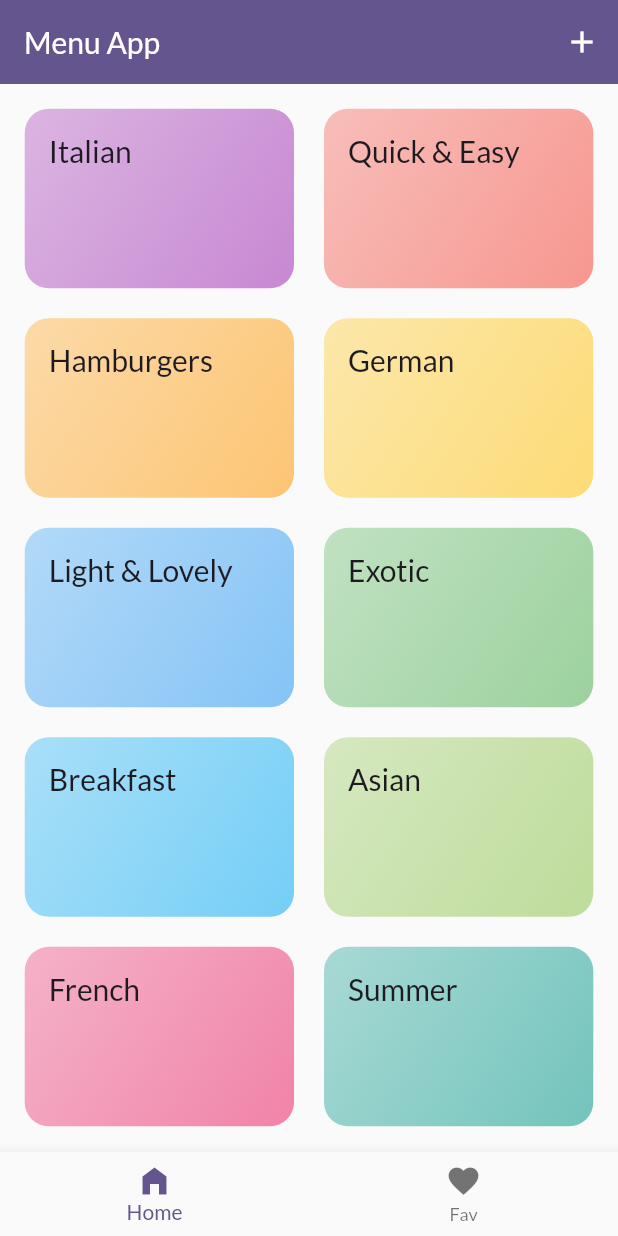
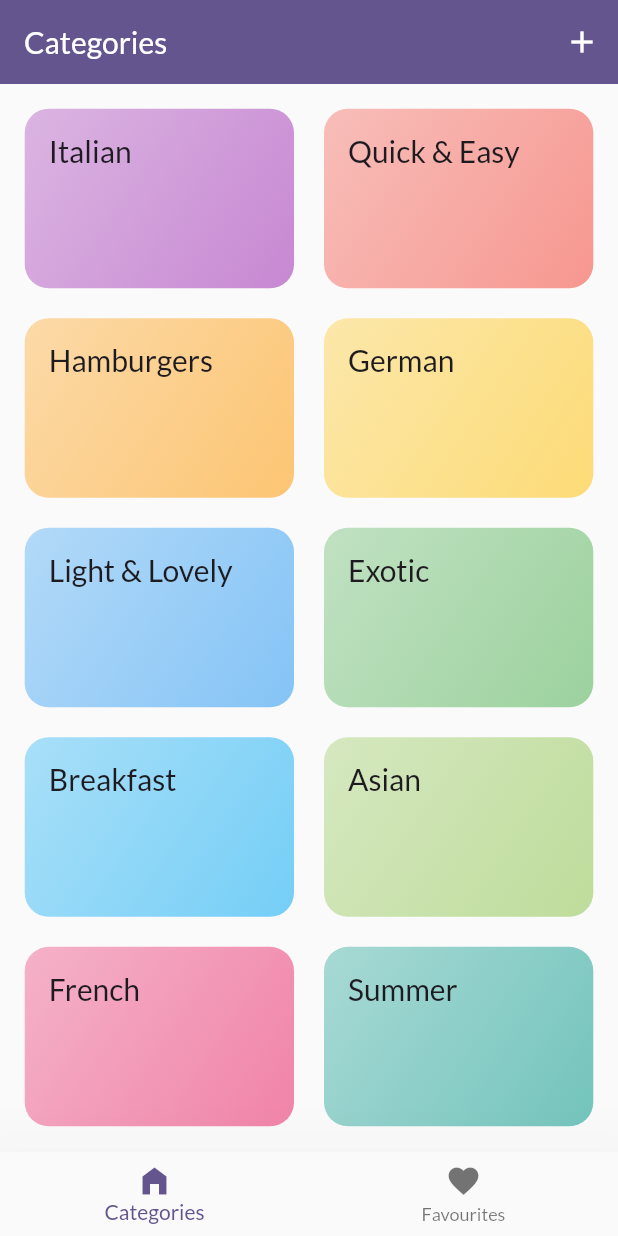
Before and after one commit to KaterinaOsipenko/Menu-app, a Flutter app: the screen it shows after launch, on a phone screen of 412 x 824 dp. Run offline on Flutter 3.47's test engine with Material 2 defaults, Android fonts, the phone set to English and light mode, and no system bars; our stand-ins replace flutter_colorpicker, google_fonts, transparent_image; missing offline and left inert: colornames.

```diff
--- a/lib/main.dart
+++ b/lib/main.dart
@@ -1,5 +1,6 @@
 import 'package:flutter/material.dart';
 import 'package:google_fonts/google_fonts.dart';
+import 'package:menu_app/screens/tab_screen.dart';
 import 'screens/home/categories.dart';
 
 final kColorScheme = ColorScheme.fromSeed(
@@ -36,7 +37,7 @@ class MyApp extends StatelessWidget {
       theme: theme,
       darkTheme: darkTheme,
       themeMode: ThemeMode.system,
-      home: const CategoriesScreen(),
+      home: const TabScreen(),
     );
   }
 }
--- a/lib/screens/home/categories.dart
+++ b/lib/screens/home/categories.dart
@@ -4,6 +4,7 @@ import 'package:flutter/material.dart';
 import 'package:menu_app/data/dummy_data.dart';
 import 'package:menu_app/models/category.dart';
 import 'package:menu_app/screens/home/new_category.dart';
+import 'package:menu_app/utils/constants.dart';
 import 'package:menu_app/widgets/home/category_view.dart';
 
 class CategoriesScreen extends StatefulWidget {
@@ -39,54 +40,21 @@ class _CategoriesScreenState extends State<CategoriesScreen> {
     );
   }
 
-  PreferredSizeWidget _buildIOSAppbar() {
-    return CupertinoNavigationBar(
-      leading: const Text("Menu App"),
-      trailing: IconButton(
-          onPressed: _openAddNewCategory, icon: const Icon(Icons.add_outlined)),
-    );
-  }
-
-  PreferredSizeWidget _buildAndriodAppBar() {
-    return AppBar(
+  @override
+  Widget build(BuildContext context) {
+    return Scaffold(
+      appBar: AppBar(
         backgroundColor: Theme.of(context).colorScheme.primary,
         foregroundColor: Theme.of(context).colorScheme.onPrimary,
         elevation: 0,
-      title: const Text("Menu App"),
+        title: const Text(categoriesPageTitle),
         actions: [
           IconButton(
             onPressed: _openAddNewCategory,
             icon: const Icon(Icons.add_outlined),
           ),
         ],
-    );
-  }
-
-  Widget _buildAngroodBootomBar() {
-    return BottomNavigationBar(items: const [
-      BottomNavigationBarItem(
-        icon: Icon(Icons.home_filled),
-        label: 'Home',
       ),
-      BottomNavigationBarItem(
-        icon: Icon(Icons.favorite),
-        label: 'Fav',
-      ),
-    ]);
-  }
-
-  @override
-  Widget build(BuildContext context) {
-    final appBar =
-        Platform.isAndroid ? _buildAndriodAppBar() : _buildIOSAppbar();
-    final mediaQuery = MediaQuery.of(context);
-    final contentHeight = (mediaQuery.size.height -
-        appBar.preferredSize.height -
-        mediaQuery.padding.top);
-
-    return Scaffold(
-      appBar: appBar,
-      bottomNavigationBar: _buildAngroodBootomBar(),
       body: SafeArea(
         child: CategoryViewWidget(
           availableCategoriesList: availableCategories,
--- /dev/null
+++ b/lib/screens/tab_screen.dart
@@ -0,0 +1,47 @@
+import 'package:flutter/material.dart';
+import 'package:menu_app/screens/home/categories.dart';
+import 'package:menu_app/screens/meal/meals_screen.dart';
+import 'package:menu_app/utils/constants.dart';
+
+class TabScreen extends StatefulWidget {
+  const TabScreen({super.key});
+
+  @override
+  State<TabScreen> createState() => _TabScreenState();
+}
+
+class _TabScreenState extends State<TabScreen> {
+  int activeIndex = 0;
+
+  void onSelectedTab(int index) {
+    setState(() {
+      activeIndex = index;
+    });
+  }
+
+  @override
+  Widget build(BuildContext context) {
+    Widget activePage = const CategoriesScreen();
+    if (activeIndex == 1) {
+      activePage = const MealsScreen(title: favouritesPageTitle, meals: []);
+    }
+    return Scaffold(
+      bottomNavigationBar: BottomNavigationBar(
+        elevation: 50,
+        onTap: onSelectedTab,
+        currentIndex: activeIndex,
+        items: const [
+          BottomNavigationBarItem(
+            icon: Icon(Icons.home_filled),
+            label: categoriesPageTitle,
+          ),
+          BottomNavigationBarItem(
+            icon: Icon(Icons.favorite),
+            label: favouritesPageTitle,
+          ),
+        ],
+      ),
+      body: activePage,
+    );
+  }
+}
--- a/lib/utils/constants.dart
+++ b/lib/utils/constants.dart
@@ -1,2 +1,5 @@
 const String ingridientsText = 'Ingridients';
 const String stepsText = 'Steps';
+
+const String categoriesPageTitle = 'Categories';
+const String favouritesPageTitle = 'Favourites';
--- a/lib/widgets/home/category_view.dart
+++ b/lib/widgets/home/category_view.dart
@@ -2,7 +2,7 @@ import 'package:flutter/material.dart';
 import 'package:menu_app/data/dummy_meal.dart';
 import 'package:menu_app/widgets/home/category_grid_item.dart';
 import 'package:menu_app/models/category.dart';
-import 'package:menu_app/screens/meals_screen.dart';
+import 'package:menu_app/screens/meal/meals_screen.dart';
 
 class CategoryViewWidget extends StatelessWidget {
   final List<Category> availableCategoriesList;
--- a/lib/widgets/meals/meal_item_widget.dart
+++ b/lib/widgets/meals/meal_item_widget.dart
@@ -1,7 +1,7 @@
 import 'package:flutter/material.dart';
 
 import 'package:menu_app/models/meal.dart';
-import 'package:menu_app/screens/meal_item_detail_screen.dart';
+import 'package:menu_app/screens/meal/meal_item_detail_screen.dart';
 import 'package:menu_app/widgets/meals/meal_item_trait.dart';
 import 'package:transparent_image/transparent_image.dart';
 
```
Also changed, not shown: lib/screens/meal/meal_item_detail_screen.dart (renamed from lib/screens/meal_item_detail_screen.dart), lib/screens/meal/meals_screen.dart (renamed from lib/screens/meals_screen.dart). Lines whose indentation alone changed are shown as unchanged.
